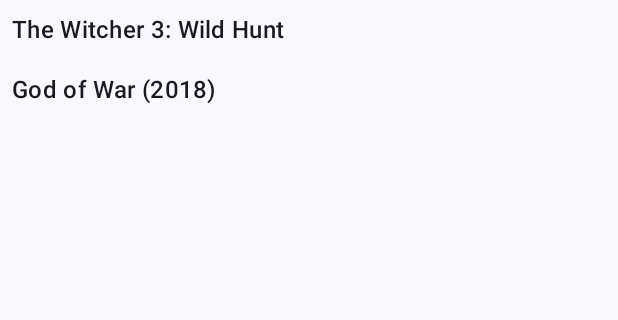
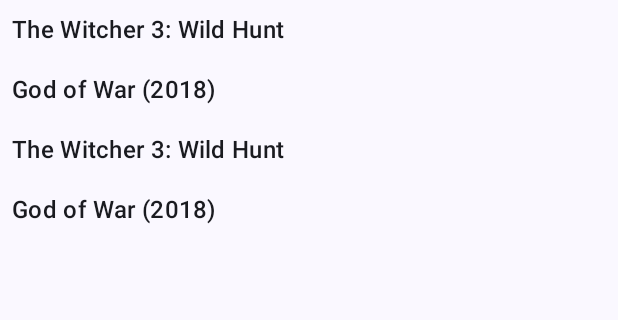
Before and after one commit to Marea99/GameListApp, an Android app built with Jetpack Compose: the screen it shows after launch (MainActivity), on a phone screen of 412 x 824 dp, the part 96-416 px from its top. Run offline under Robolectric (Android 15) with nearby library versions, the phone set to English and light mode, and no system bars; pictures from the network do not load.

```diff
--- a/GameListApp/app/src/main/java/com/example/gamelistapp/views/HomeScreen.kt
+++ b/GameListApp/app/src/main/java/com/example/gamelistapp/views/HomeScreen.kt
@@ -58,6 +58,24 @@ fun HomeBodyScreen(paddingValues: PaddingValues,navController: NavController, vi
     LazyColumn(
         modifier = Modifier.padding(paddingValues)
     ) {
+        /* TODO: get list from API */
+        item {
+            GameCardListItem(
+                "https://media.rawg.io/media/games/618/618c2031a07bbff6b4f611f10b6bcdbc.jpg",
+                "The Witcher 3: Wild Hunt"
+            ) {
+                navController.navigate(Routes.DetailGameScreen.route)
+            }
+        }
+        item {
+            GameCardListItem(
+                "https://media.rawg.io/media/games/4be/4be6a6ad0364751a96229c56bf69be59.jpg",
+                "God of War (2018)"
+            ) {
+                navController.navigate(Routes.DetailGameScreen.route)
+            }
+        }
+
         item {
             GameCardListItem(
                 "https://media.rawg.io/media/games/618/618c2031a07bbff6b4f611f10b6bcdbc.jpg",
```
Also changed, not shown: GameListApp/app/src/main/java/com/example/gamelistapp/views/DetailGameScreen.kt (+13 -2 lines).
